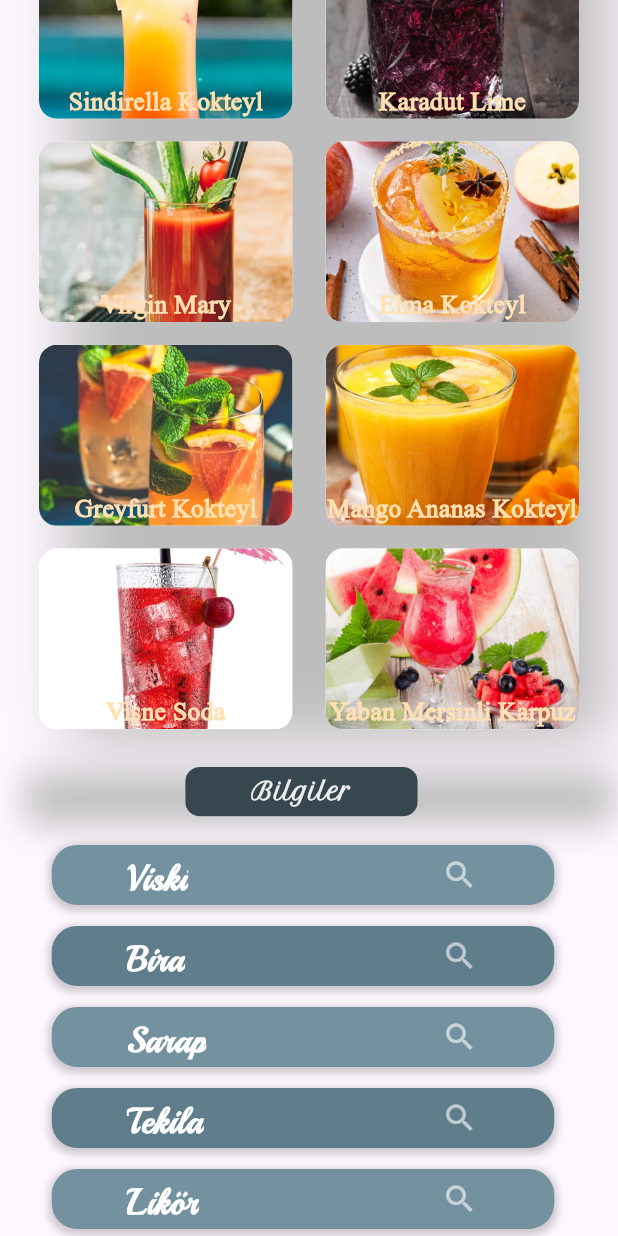
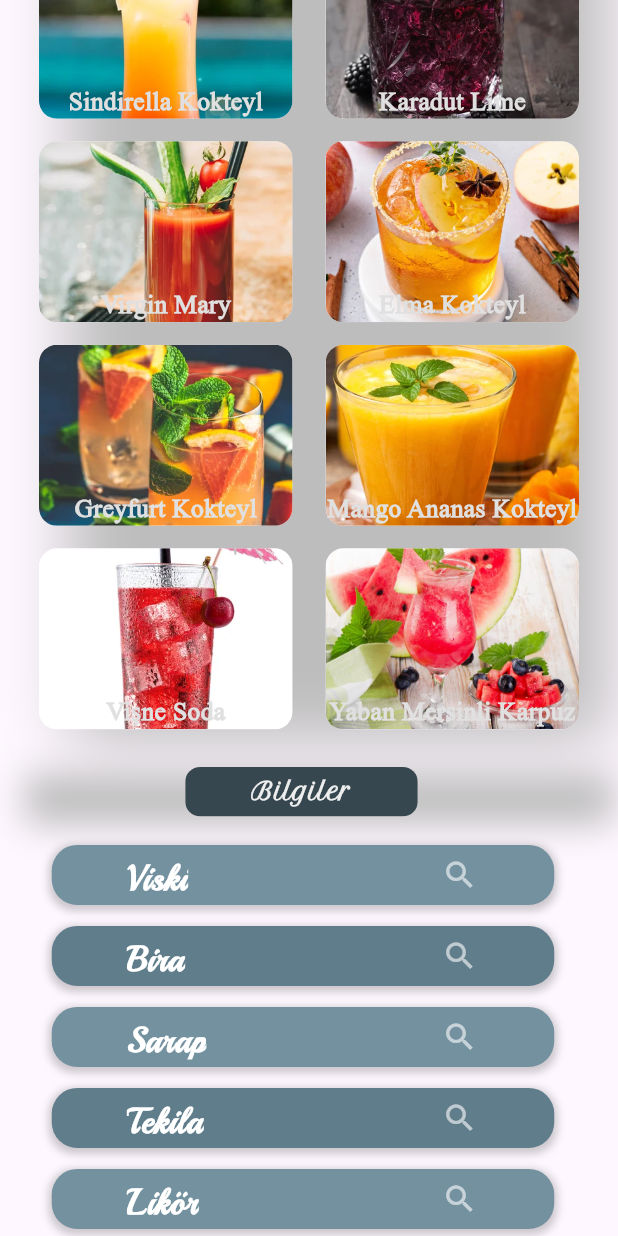
Before and after one commit to hazalyesilkaya/cocktail_mobile_app_flutter, a Flutter app: the FirstPage screen opened directly, scrolled down 576 dp, on a phone screen of 412 x 824 dp. Run offline on Flutter 3.47's test engine with Material 3 defaults, Android fonts, the phone set to English and light mode, and no system bars; our stand-ins replace flutter_swiper_view, hive, hive_flutter, page_transition, simple_animations; missing offline and left inert: tabbar_gradient_indicator; accounts and stored records are empty.

Commit message:
Update alcohols_box_widget.dart

```diff
--- a/lib/widgets/alcohols_box_widget.dart
+++ b/lib/widgets/alcohols_box_widget.dart
@@ -62,7 +62,7 @@ Widget alcoholBox({name, img, description, firstStep, secondStep, ingredient}) {
                             child: Text(
                               name[index],
                               style: TextStyle(
-                                  color: Colors.orange[100],
+                                  color: Colors.grey[300],
                                   fontWeight: FontWeight.bold,
                                   fontSize: 17.0),
                             ),
```
